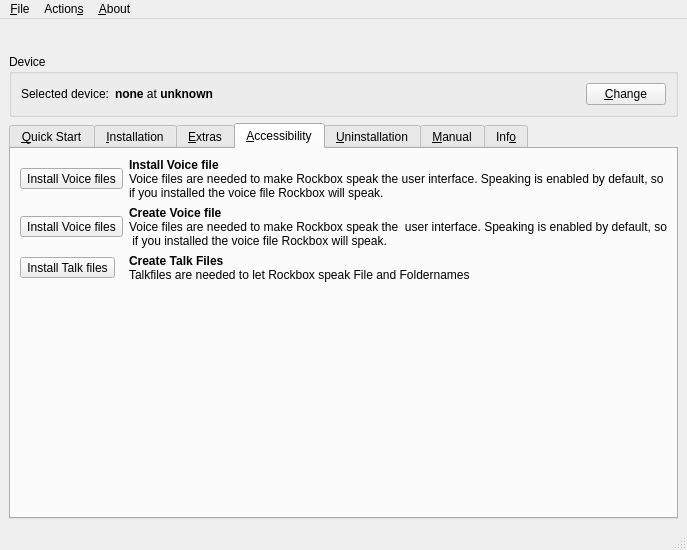
Rockbox-Chinese-Community/Rockbox-RCC, file rbutil/rbutilqt/rbutilqtfrm.ui: the form before one commit.
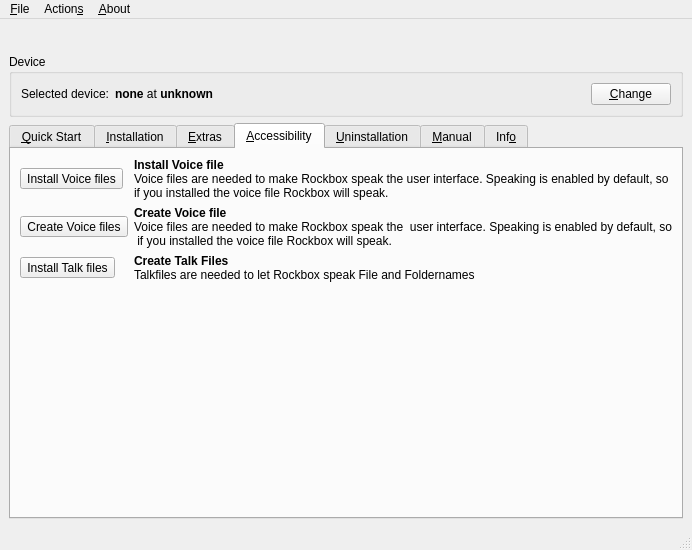
The form after the commit. The open tabs and pages were chosen to show the change. Icons and pictures are not drawn.

Commit message: rbutil: correct some UI texts, and made the rbspeex config dialog a bit nicer.

Patch:
```diff
--- a/rbutil/rbutilqt/rbutilqtfrm.ui
+++ b/rbutil/rbutilqt/rbutilqtfrm.ui
@@ -555,7 +555,7 @@
         <item row="1" column="0" >
          <widget class="QToolButton" name="buttonCreateVoice" >
           <property name="text" >
-           <string>Install Voice files</string>
+           <string>Create Voice files</string>
           </property>
           <property name="icon" >
            <iconset resource="rbutilqt.qrc" >:/icons/icons/talkfile_btn.png</iconset>
```
Left out of the diff: 5 changed lines with no effect on the pictures. The commit also changes 1 other file.
